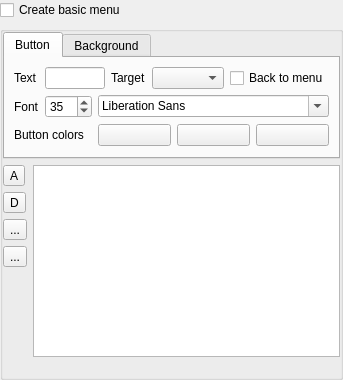
First picture: the form in src/widgets/dvdwizardmenu_ui.ui, repository KDE/kdenlive, before the edit.
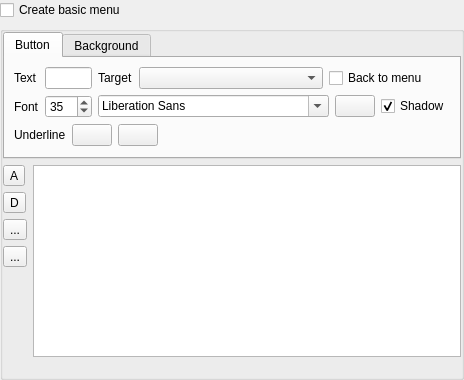
Second picture: the form after the edit. Custom widgets are drawn as their Qt base class.

Commit message: Update DVD wizard: use underline to show selected text, add shadows to text

The edit to the form file:
```diff
--- a/src/widgets/dvdwizardmenu_ui.ui
+++ b/src/widgets/dvdwizardmenu_ui.ui
@@ -6,8 +6,8 @@
    <rect>
     <x>0</x>
     <y>0</y>
-    <width>335</width>
-    <height>371</height>
+    <width>439</width>
+    <height>368</height>
    </rect>
   </property>
   <layout class="QGridLayout" name="gridLayout_5">
@@ -56,17 +56,17 @@
             </property>
            </widget>
           </item>
-          <item row="0" column="1" colspan="2">
+          <item row="0" column="1">
            <widget class="KLineEdit" name="play_text"/>
           </item>
-          <item row="0" column="3">
+          <item row="0" column="2">
            <widget class="QLabel" name="label_6">
             <property name="text">
              <string>Target</string>
             </property>
            </widget>
           </item>
-          <item row="0" column="4">
+          <item row="0" column="3">
            <widget class="KComboBox" name="target_list">
             <property name="sizePolicy">
              <sizepolicy hsizetype="MinimumExpanding" vsizetype="Fixed">
@@ -76,6 +76,13 @@
             </property>
            </widget>
           </item>
+          <item row="0" column="4" colspan="3">
+           <widget class="QCheckBox" name="back_to_menu">
+            <property name="text">
+             <string>Back to menu</string>
+            </property>
+           </widget>
+          </item>
           <item row="1" column="0">
            <widget class="QLabel" name="label_4">
             <property name="text">
@@ -96,40 +103,39 @@
             </property>
            </widget>
           </item>
-          <item row="1" column="2" colspan="4">
+          <item row="1" column="2" colspan="3">
            <widget class="QFontComboBox" name="font_family"/>
           </item>
-          <item row="2" column="0" colspan="2">
-           <widget class="QLabel" name="label_5">
+          <item row="1" column="5">
+           <widget class="KColorButton" name="text_color">
             <property name="text">
-             <string>Button colors</string>
+             <string/>
             </property>
+            <property name="color">
+             <color>
+              <red>255</red>
+              <green>255</green>
+              <blue>255</blue>
+             </color>
+            </property>
            </widget>
           </item>
-          <item row="2" column="2" colspan="4">
+          <item row="1" column="6">
+           <widget class="QCheckBox" name="use_shadow">
+            <property name="text">
+             <string>Shadow</string>
+            </property>
+            <property name="checked">
+             <bool>true</bool>
+            </property>
+           </widget>
+          </item>
+          <item row="2" column="0" colspan="7">
            <layout class="QHBoxLayout" name="horizontalLayout">
             <item>
-             <widget class="KColorButton" name="text_color">
+             <widget class="QLabel" name="label_2">
               <property name="text">
-               <string/>
-              </property>
-              <property name="color">
-               <color>
-                <red>255</red>
-                <green>255</green>
-                <blue>255</blue>
-               </color>
-              </property>
-             </widget>
-            </item>
-            <item>
-             <widget class="KColorButton" name="selected_color">
-              <property name="color">
-               <color>
-                <red>170</red>
-                <green>170</green>
-                <blue>255</blue>
-               </color>
+               <string>Underline</string>
               </property>
              </widget>
             </item>
@@ -144,15 +150,32 @@
               </property>
              </widget>
             </item>
+            <item>
+             <widget class="KColorButton" name="selected_color">
+              <property name="color">
+               <color>
+                <red>170</red>
+                <green>170</green>
+                <blue>255</blue>
+               </color>
+              </property>
+             </widget>
+            </item>
+            <item>
+             <spacer name="horizontalSpacer">
+              <property name="orientation">
+               <enum>Qt::Horizontal</enum>
+              </property>
+              <property name="sizeHint" stdset="0">
+               <size>
+                <width>40</width>
+                <height>20</height>
+               </size>
+              </property>
+             </spacer>
+            </item>
            </layout>
           </item>
-          <item row="0" column="5">
-           <widget class="QCheckBox" name="back_to_menu">
-            <property name="text">
-             <string>Back to menu</string>
-            </property>
-           </widget>
-          </item>
          </layout>
         </widget>
         <widget class="QWidget" name="tab_2">
@@ -269,6 +292,21 @@
   </layout>
  </widget>
  <customwidgets>
+  <customwidget>
+   <class>KColorButton</class>
+   <extends>QPushButton</extends>
+   <header>kcolorbutton.h</header>
+  </customwidget>
+  <customwidget>
+   <class>KComboBox</class>
+   <extends>QComboBox</extends>
+   <header>kcombobox.h</header>
+  </customwidget>
+  <customwidget>
+   <class>KLineEdit</class>
+   <extends>QLineEdit</extends>
+   <header>klineedit.h</header>
+  </customwidget>
   <customwidget>
    <class>KIntSpinBox</class>
    <extends>QSpinBox</extends>
@@ -279,21 +317,6 @@
    <extends>QFrame</extends>
    <header>kurlrequester.h</header>
   </customwidget>
-  <customwidget>
-   <class>KLineEdit</class>
-   <extends>QLineEdit</extends>
-   <header>klineedit.h</header>
-  </customwidget>
-  <customwidget>
-   <class>KComboBox</class>
-   <extends>QComboBox</extends>
-   <header>kcombobox.h</header>
-  </customwidget>
-  <customwidget>
-   <class>KColorButton</class>
-   <extends>QPushButton</extends>
-   <header>kcolorbutton.h</header>
-  </customwidget>
  </customwidgets>
  <resources/>
  <connections/>
```
The commit also changes 4 other files.
